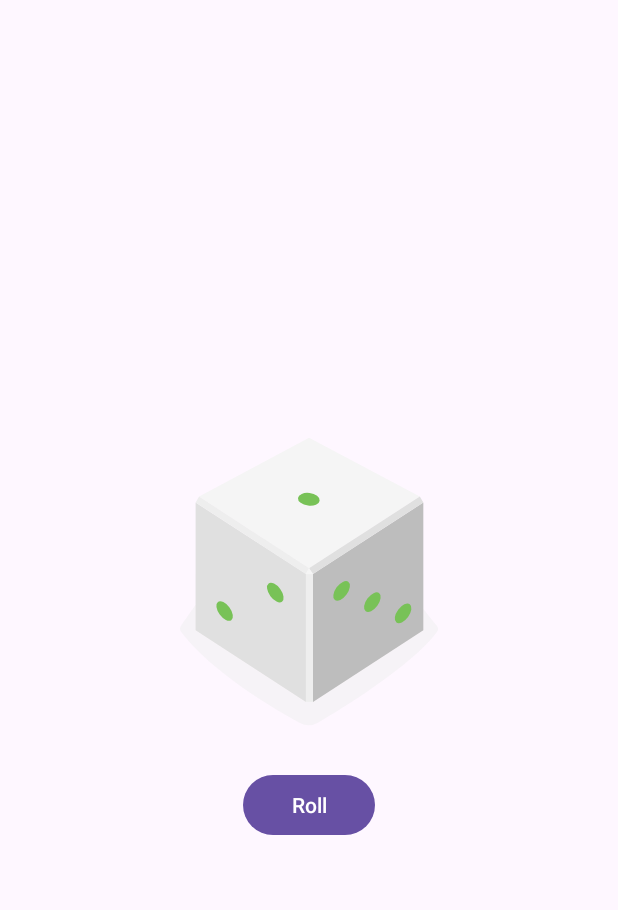
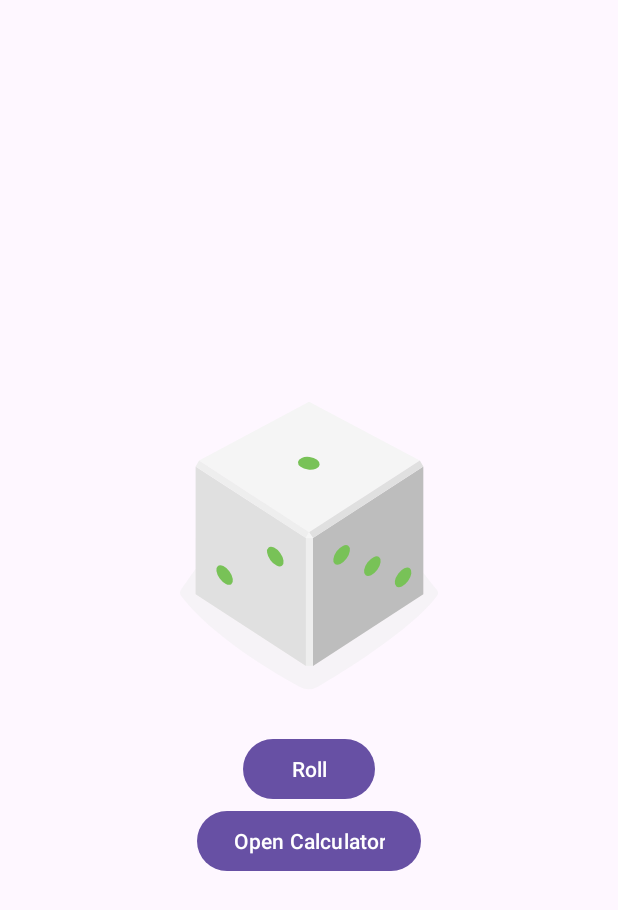
Before and after one commit to laguagu/diceroll-android, an Android app: the layout activity_main.xml on its own in the app's theme, with its tools: preview values and no code run, on a phone screen of 412 x 824 dp. Shown: the top 910 px of the screen. Run offline under Robolectric (Android 15) with nearby library versions, the phone set to English and light mode, and no system bars.

Commit message:
Second activity and button

```diff
--- a/app/src/main/AndroidManifest.xml
+++ b/app/src/main/AndroidManifest.xml
@@ -13,6 +13,9 @@
             android:theme="@style/Theme.Diceroll"
             tools:targetApi="31">
         <activity
+                android:name=".CalculatorActivity"
+                android:exported="false"/>
+        <activity
                 android:name=".MainActivity"
                 android:exported="true">
             <intent-filter>
--- a/app/src/main/res/layout/activity_main.xml
+++ b/app/src/main/res/layout/activity_main.xml
@@ -22,5 +22,12 @@
             android:layout_gravity="center_horizontal"
             android:text="@string/roll"
     />
+    <Button
+            android:id="@+id/calculator_button"
+            android:layout_width="wrap_content"
+            android:layout_height="wrap_content"
+            android:layout_gravity="center_horizontal"
+            android:text="@string/open_calculator"
+    />
 
 </LinearLayout>
--- a/app/src/main/res/values/strings.xml
+++ b/app/src/main/res/values/strings.xml
@@ -1,4 +1,5 @@
 <resources>
     <string name="app_name">Diceroll</string>
     <string name="roll">Roll</string>
+    <string name="open_calculator">Open Calculator</string>
 </resources>
```
Also changed, not shown: app/src/main/java/com/example/diceroll/MainActivity.kt (+17 -4 lines).
